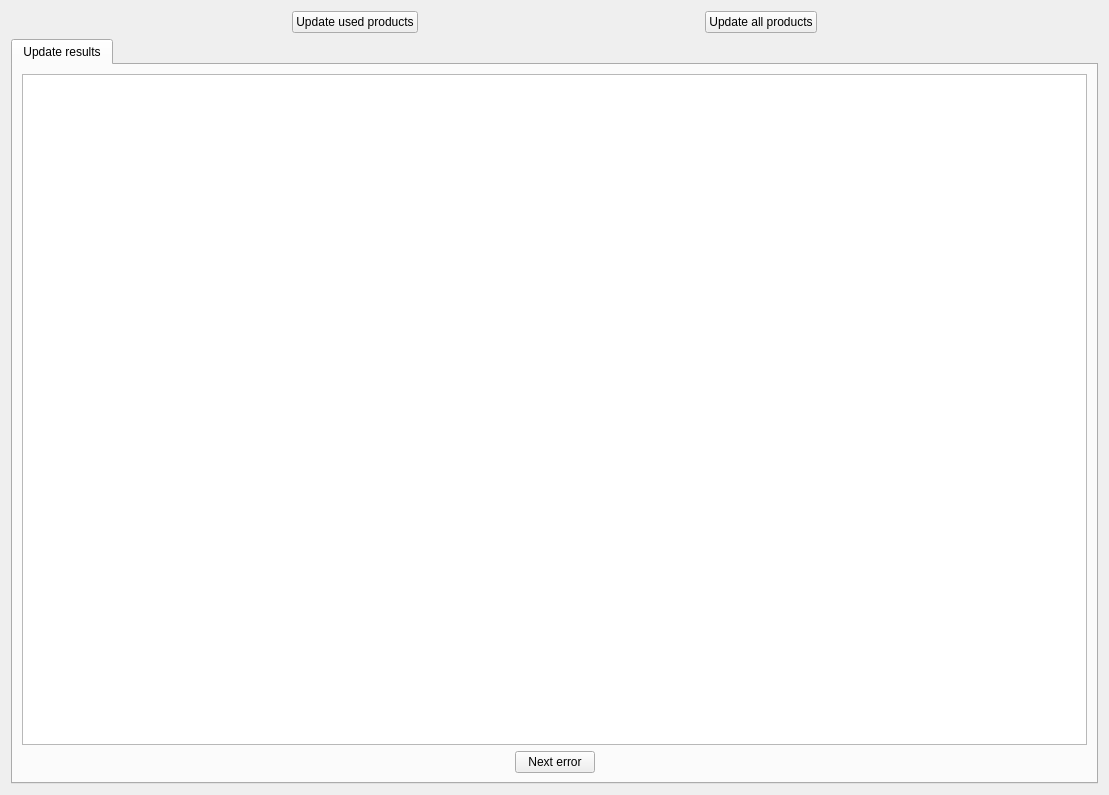
Old version of the form xulpymoney/ui/wdgQuotesUpdate.ui in the repository turulomio/xulpymoney.
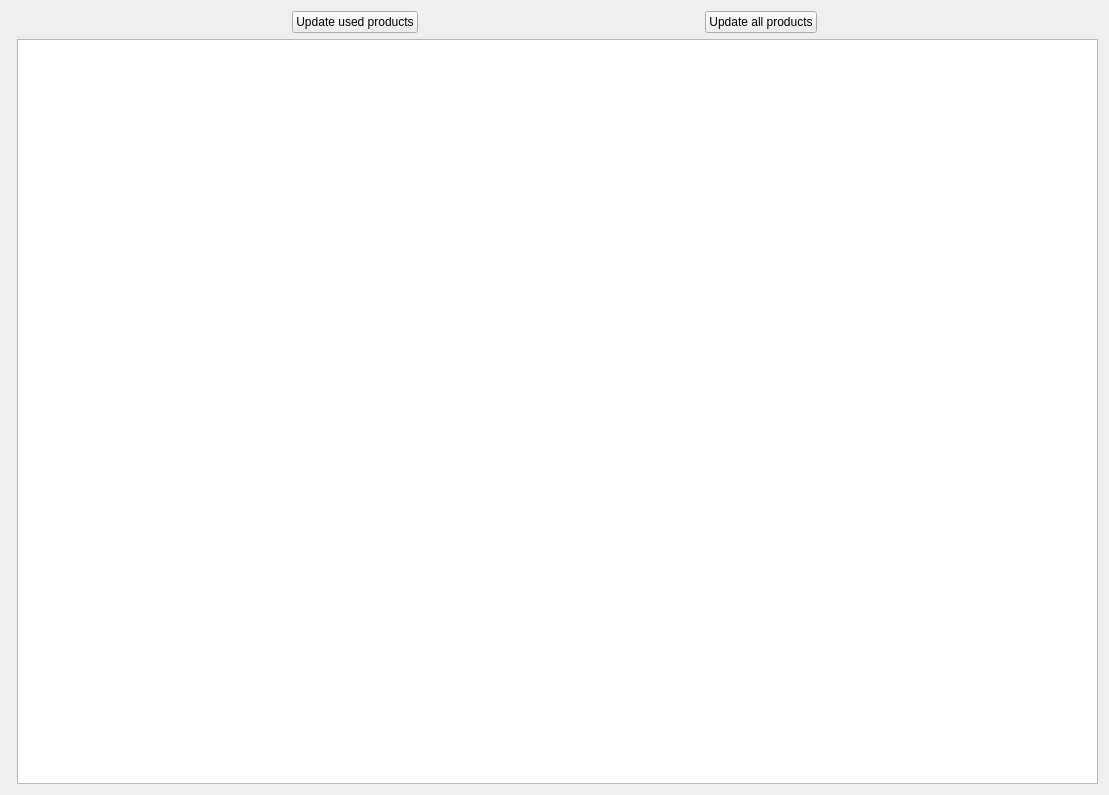
New version of the form. Icons and pictures are not drawn. Custom widgets are drawn as their Qt base class.

```diff
--- a/xulpymoney/ui/wdgQuotesUpdate.ui
+++ b/xulpymoney/ui/wdgQuotesUpdate.ui
@@ -10,7 +10,7 @@
     <height>795</height>
    </rect>
   </property>
-  <layout class="QHBoxLayout" name="horizontalLayout">
+  <layout class="QHBoxLayout" name="horizontalLayout_6">
    <item>
     <layout class="QVBoxLayout" name="verticalLayout">
      <item>
@@ -79,17 +79,10 @@
       </layout>
      </item>
      <item>
-      <widget class="QTabWidget" name="tab">
-       <property name="currentIndex">
-        <number>0</number>
-       </property>
-       <widget class="QWidget" name="tab_4">
-        <attribute name="title">
-         <string>Update results</string>
-        </attribute>
-        <layout class="QHBoxLayout" name="horizontalLayout_4">
+      <layout class="QHBoxLayout" name="horizontalLayout">
          <item>
-          <layout class="QVBoxLayout" name="verticalLayout_2">
+        <widget class="wdgQuotesSaveResult" name="wdgquotessaveresult" native="true"/>
+       </item>
            <item>
             <widget class="QTextBrowser" name="txtCR2Q">
              <property name="font">
@@ -110,57 +103,20 @@
              </property>
             </widget>
            </item>
-           <item>
-            <layout class="QHBoxLayout" name="horizontalLayout_2">
-             <item>
-              <spacer name="horizontalSpacer_2">
-               <property name="orientation">
-                <enum>Qt::Horizontal</enum>
-               </property>
-               <property name="sizeHint" stdset="0">
-                <size>
-                 <width>40</width>
-                 <height>20</height>
-                </size>
-               </property>
-              </spacer>
-             </item>
-             <item>
-              <widget class="QPushButton" name="cmdError">
-               <property name="text">
-                <string>Next error</string>
-               </property>
-               <property name="icon">
-                <iconset resource="../images/xulpymoney.qrc">
-                 <normaloff>:/xulpymoney/eye_red.png</normaloff>:/xulpymoney/eye_red.png</iconset>
-               </property>
-              </widget>
-             </item>
-             <item>
-              <spacer name="horizontalSpacer">
-               <property name="orientation">
-                <enum>Qt::Horizontal</enum>
-               </property>
-               <property name="sizeHint" stdset="0">
-                <size>
-                 <width>40</width>
-                 <height>20</height>
-                </size>
-               </property>
-              </spacer>
-             </item>
             </layout>
            </item>
           </layout>
          </item>
         </layout>
        </widget>
-      </widget>
-     </item>
-    </layout>
-   </item>
-  </layout>
- </widget>
+ <customwidgets>
+  <customwidget>
+   <class>wdgQuotesSaveResult</class>
+   <extends>QWidget</extends>
+   <header location="global">wdgQuotesSaveResult</header>
+   <container>1</container>
+  </customwidget>
+ </customwidgets>
  <resources>
   <include location="../images/xulpymoney.qrc"/>
  </resources>
```
Lines whose indentation alone changed are shown as unchanged.
